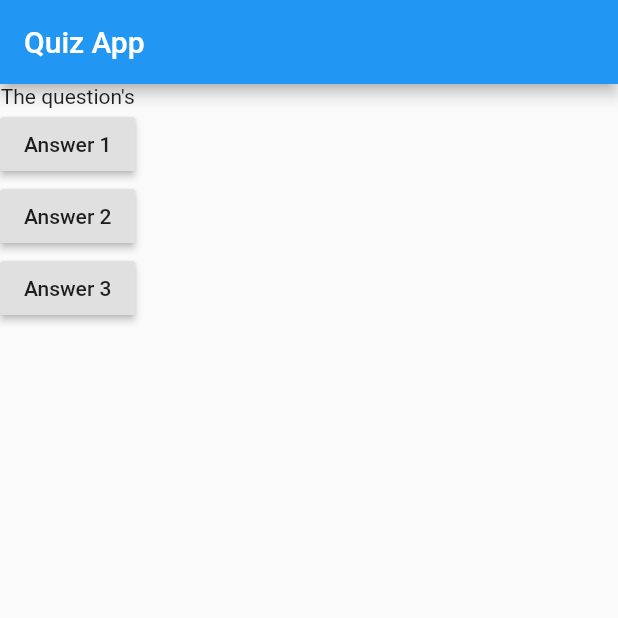
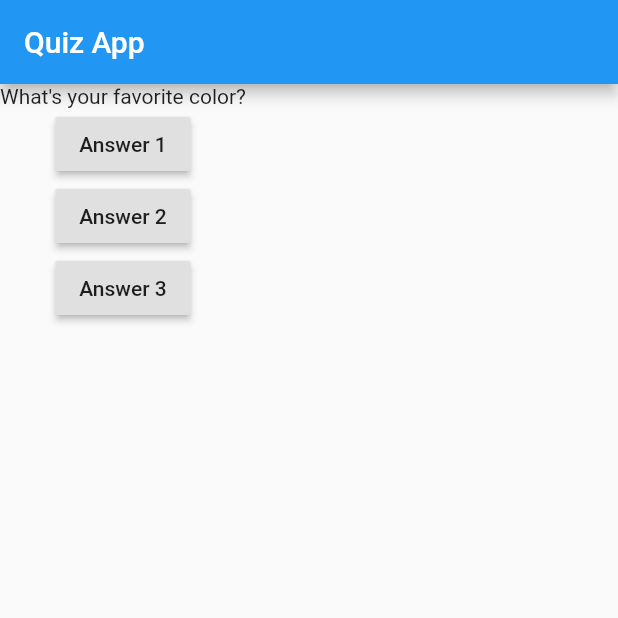
Before and after one commit to aditechdev/First-Flutter-Quiz-App, a Flutter app: the screen it shows after launch, after a tap on "Answer 1", on a phone screen of 412 x 824 dp, the top half of it. Run offline on Flutter 3.47's test engine with Material 2 defaults, Android fonts, the phone set to English and light mode, and no system bars.

Commit message:
:zap: Added question automatic change

```diff
--- a/lib/main.dart
+++ b/lib/main.dart
@@ -5,12 +5,19 @@ void main() {
 }
 
 class MyApp extends StatelessWidget {
-  void answerQuestion(){
-    print('Answer Chosen');
+  var questionIndex = 0;
+  void answerQuestion() {
+    questionIndex = questionIndex + 1;
+    print(questionIndex);
   }
+
   @override
   Widget build(BuildContext context) {
     // TODO: implement build
+    var question = [
+      'What\'s your favorite color?',
+      'What\'s your favorite animal?',
+    ];
     return MaterialApp(
       home: Scaffold(
         appBar: AppBar(
@@ -18,13 +25,15 @@ class MyApp extends StatelessWidget {
         ),
         body: Column(
           children: [
-            Text('The question\'s'),
+            Text(
+              question[questionIndex],
+            ),
             RaisedButton(
-              child: Text('Answer 1'),
+              child: Text("Answer 1"),
               onPressed: answerQuestion,
             ),
             RaisedButton(
-              child: Text('Answer 2'),
+              child: Text("Answer 2"),
               onPressed: () => print('Answer 2 Chosen'),
             ),
             RaisedButton(
```
